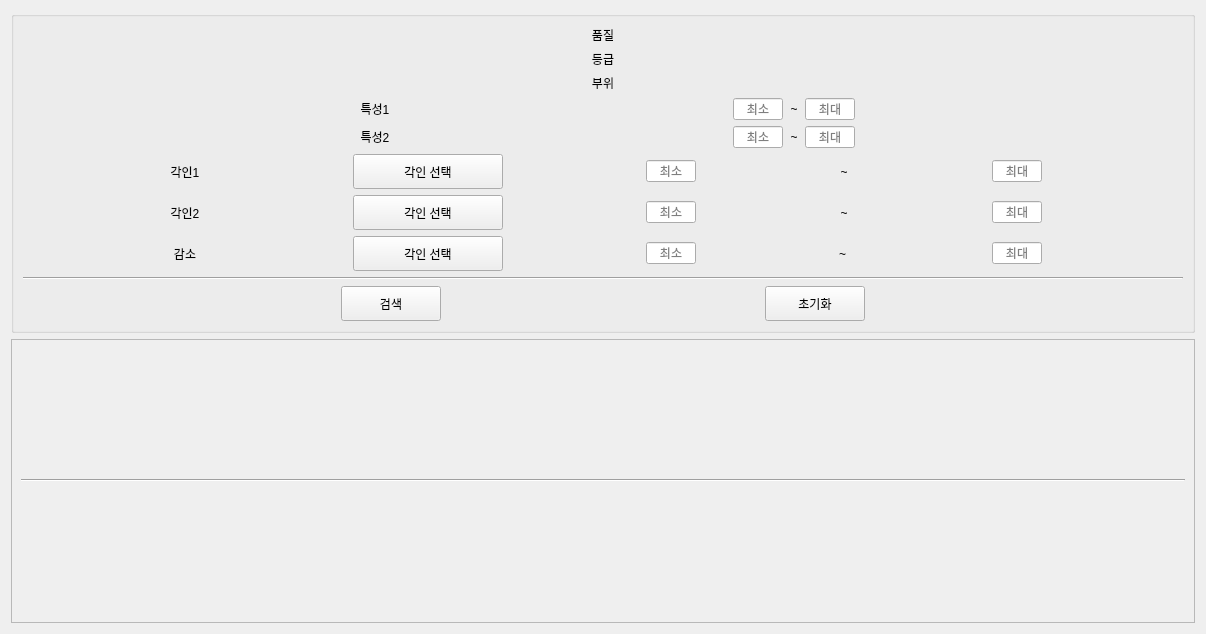
Before: the Qt Designer form tools/accessory_searcher/accessory_searcher.ui in Wseop/Qt_LoaTools, drawn with Qt 5.
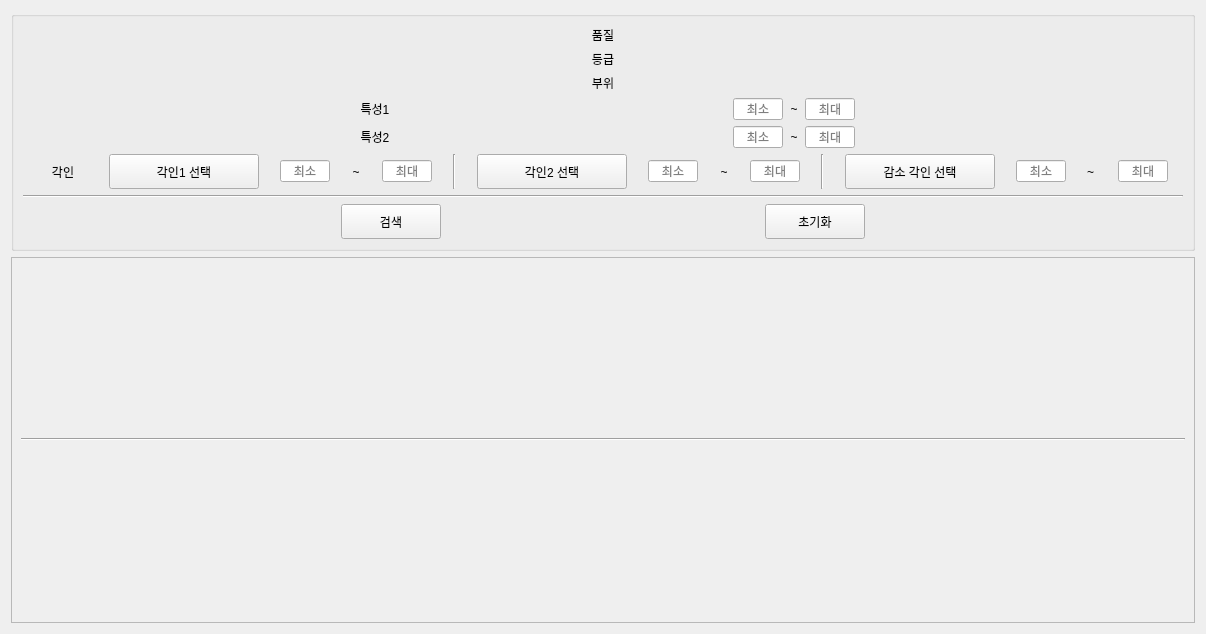
After: the same form once the commit is applied.

Commit message: FEAT:Implement functions - setRemainTime, setAbility, setEngraving

The edit to the form file:
```diff
--- a/tools/accessory_searcher/accessory_searcher.ui
+++ b/tools/accessory_searcher/accessory_searcher.ui
@@ -325,7 +325,7 @@
            </size>
           </property>
           <property name="text">
-           <string>각인1</string>
+           <string>각인</string>
           </property>
           <property name="alignment">
            <set>Qt::AlignCenter</set>
@@ -347,7 +347,7 @@
            </size>
           </property>
           <property name="text">
-           <string>각인 선택</string>
+           <string>각인1 선택</string>
           </property>
          </widget>
         </item>
@@ -417,29 +417,13 @@
           </property>
          </widget>
         </item>
-       </layout>
-      </item>
-      <item>
-       <layout class="QHBoxLayout" name="hLayoutEngraving2">
         <item>
-         <widget class="QLabel" name="lbEngraving2">
-          <property name="minimumSize">
-           <size>
-            <width>50</width>
-            <height>0</height>
-           </size>
+         <widget class="Line" name="line_3">
+          <property name="lineWidth">
+           <number>1</number>
           </property>
-          <property name="maximumSize">
-           <size>
-            <width>50</width>
-            <height>16777215</height>
-           </size>
-          </property>
-          <property name="text">
-           <string>각인2</string>
-          </property>
-          <property name="alignment">
-           <set>Qt::AlignCenter</set>
+          <property name="orientation">
+           <enum>Qt::Vertical</enum>
           </property>
          </widget>
         </item>
@@ -458,7 +442,7 @@
            </size>
           </property>
           <property name="text">
-           <string>각인 선택</string>
+           <string>각인2 선택</string>
           </property>
          </widget>
         </item>
@@ -528,29 +512,10 @@
           </property>
          </widget>
         </item>
-       </layout>
-      </item>
-      <item>
-       <layout class="QHBoxLayout" name="hLayoutPenalty">
         <item>
-         <widget class="QLabel" name="lbPenalty">
-          <property name="minimumSize">
-           <size>
-            <width>50</width>
-            <height>0</height>
-           </size>
-          </property>
-          <property name="maximumSize">
-           <size>
-            <width>50</width>
-            <height>16777215</height>
-           </size>
-          </property>
-          <property name="text">
-           <string>감소</string>
-          </property>
-          <property name="alignment">
-           <set>Qt::AlignCenter</set>
+         <widget class="Line" name="line_4">
+          <property name="orientation">
+           <enum>Qt::Vertical</enum>
           </property>
          </widget>
         </item>
@@ -569,7 +534,7 @@
            </size>
           </property>
           <property name="text">
-           <string>각인 선택</string>
+           <string>감소 각인 선택</string>
           </property>
          </widget>
         </item>
@@ -701,7 +666,7 @@
         <x>0</x>
         <y>0</y>
         <width>1186</width>
-        <height>277</height>
+        <height>363</height>
        </rect>
       </property>
       <layout class="QVBoxLayout" name="vLayoutScrollArea">
```
Left out of the diff: 2 changed lines with no effect on the pictures. The commit also changes 4 other files.
